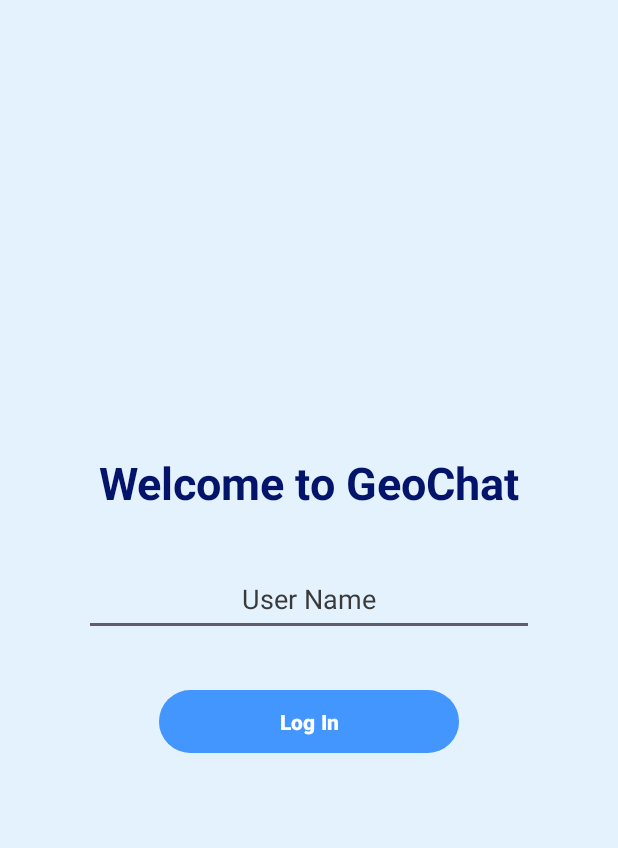
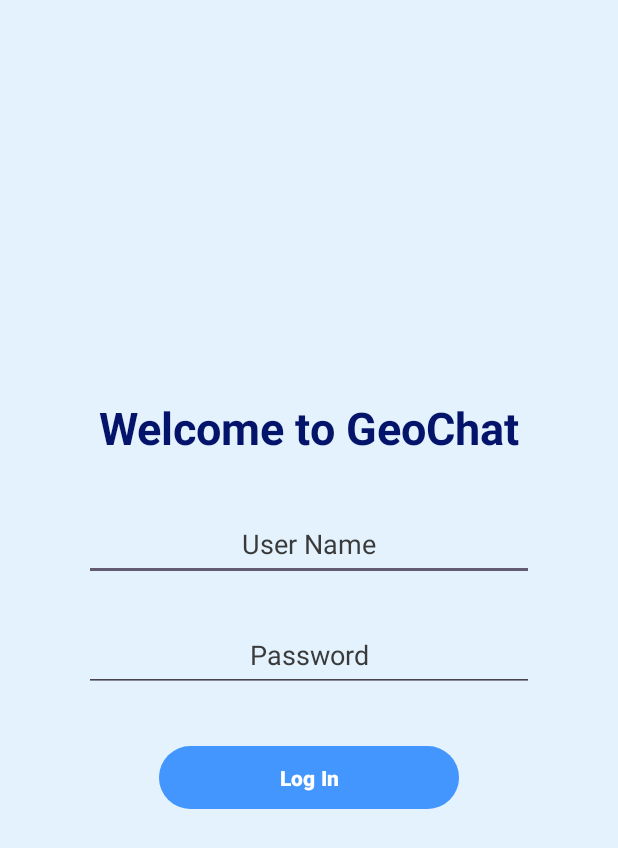
Before and after one commit to JuanPichus/GeoChat_Android, an Android app: the screen it shows after launch (login), on a phone screen of 412 x 824 dp. Shown: the top 848 px of the screen. Run offline under Robolectric (Android 15) with nearby library versions, the phone set to English and light mode, and no system bars; our stand-ins replace Firebase (no records; nobody signed in at launch, a user with empty details on screens opened directly).

Commit message:
Envio de contrasena al servidor

```diff
--- a/app/src/main/res/layout/activity_login.xml
+++ b/app/src/main/res/layout/activity_login.xml
@@ -33,6 +33,19 @@
         android:textColorHint="#3A3A3A"
         android:layout_marginBottom="24dp" />
 
+    <EditText
+        android:id="@+id/et_password"
+        android:layout_width="300dp"
+        android:maxWidth="300dp"
+        android:layout_height="50dp"
+        android:hint="Password"
+        android:inputType="textPassword"
+        android:padding="12dp"
+        android:textAlignment="center"
+        android:textColor="#000"
+        android:textColorHint="#3A3A3A"
+        android:layout_marginBottom="24dp" />
+
     <Button
         android:id="@+id/btn_register"
         android:layout_width="200dp"
```
Also changed, not shown: app/src/main/java/POJOs/Usuario.java (+19 -4 lines), app/src/main/java/com/example/a22100178_geochat/login.java (+14 -6 lines).
